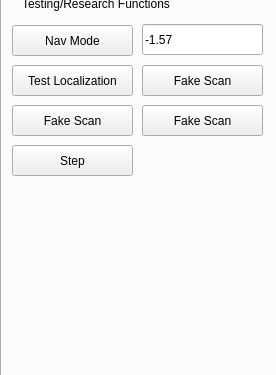
mikewrock/phd_backup_full, file src/phd/src/control_panel.ui: the form before one commit; both pictures show x 0 to 276 and y 281 to 656 of the 276 by 656 pixel window.
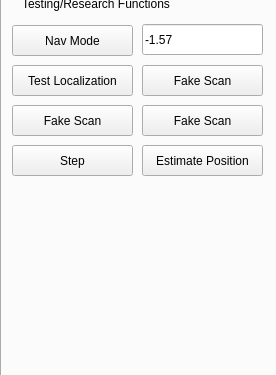
The form after the commit. Icons and pictures are not drawn.

```diff
--- a/src/phd/src/control_panel.ui
+++ b/src/phd/src/control_panel.ui
@@ -301,6 +301,19 @@
       <string>Step</string>
      </property>
     </widget>
+    <widget class="QPushButton" name="est_pos">
+     <property name="geometry">
+      <rect>
+       <x>140</x>
+       <y>400</y>
+       <width>121</width>
+       <height>31</height>
+      </rect>
+     </property>
+     <property name="text">
+      <string>Estimate Position</string>
+     </property>
+    </widget>
    </widget>
    <widget class="QWidget" name="tab_2">
     <attribute name="title">
```
